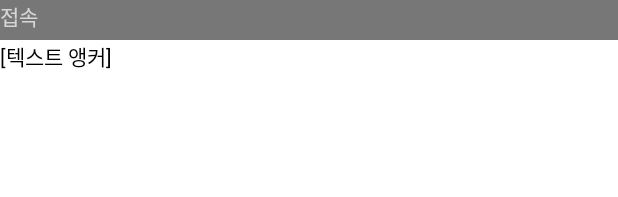
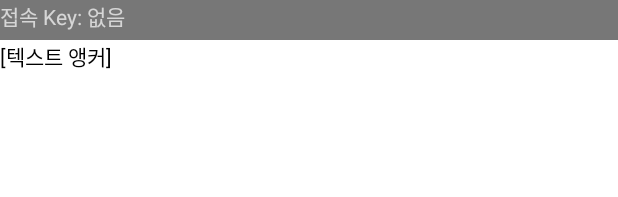
Before and after one commit to duskite/ar_capstone, an Android app: the layout fragment_user_inven.xml on its own in the app's theme, with its tools: preview values and no code run, on a phone screen of 412 x 824 dp. Shown: the top 197 px of the screen. Run offline under Robolectric (Android 15) with nearby library versions, the phone set to English and light mode, and no system bars.

Commit message:
키 소유 여부 체크

```diff
--- a/app/src/main/res/layout/fragment_user_inven.xml
+++ b/app/src/main/res/layout/fragment_user_inven.xml
@@ -6,12 +6,25 @@
     android:layout_height="match_parent"
     android:background="#777777">
 
-    <TextView
-        android:layout_width="wrap_content"
+    <LinearLayout
+        android:layout_width="match_parent"
         android:layout_height="wrap_content"
-        android:text="접속"
-        android:id="@+id/userTv"
-        />
+        android:orientation="horizontal"
+        >
+        <TextView
+            android:layout_width="wrap_content"
+            android:layout_height="wrap_content"
+            android:text="접속"
+            android:id="@+id/userTv"
+            />
+        <TextView
+            android:layout_width="wrap_content"
+            android:layout_height="wrap_content"
+            android:text=" Key: 없음"
+            android:id="@+id/haveKeyTv"
+            android:layout_gravity="right"
+            />
+    </LinearLayout>
 
     <FrameLayout
         android:layout_width="match_parent"
```
Also changed, not shown: app/src/main/java/com/mju/ar_capstone/HostDialog.java (+18 -2 lines), app/src/main/java/com/mju/ar_capstone/helpers/FirebaseManager.java (+11 -0 lines), app/src/main/java/com/mju/ar_capstone/invenfragments/UserInvenFragment.java (+8 -1 lines), app/src/main/res/layout/dialog_select.xml (+21 -0 lines).
